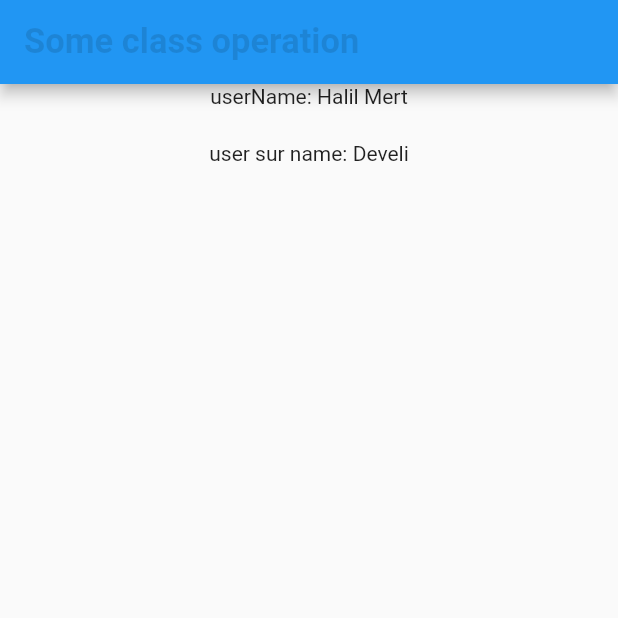
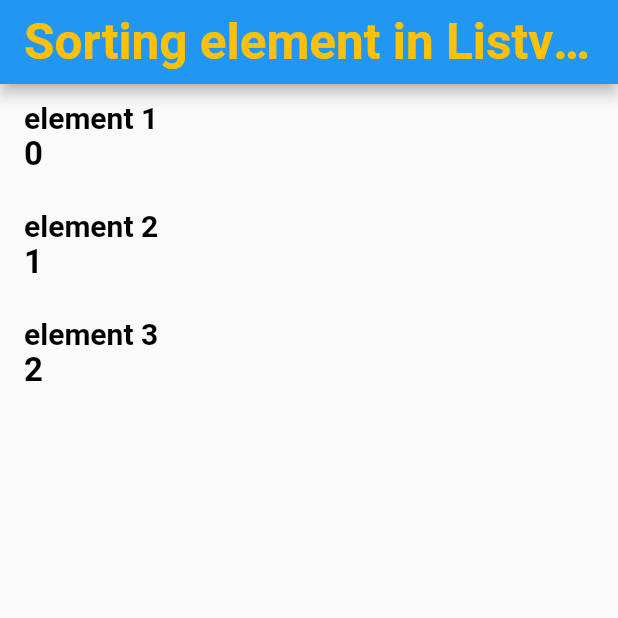
Before and after one commit to HalilMertDeveli/TrySomething, a Flutter app: the screen it shows after launch, on a phone screen of 412 x 824 dp, the top half of it. Run offline on Flutter 3.47's test engine with Material 2 defaults, Android fonts, the phone set to English and light mode, and no system bars.

Commit message:
reversed array in a list or listViewBuilder

```diff
--- a/lib/main.dart
+++ b/lib/main.dart
@@ -11,6 +11,8 @@ void main() {
   );
 }
 
+//
+
 class HomePage extends StatefulWidget {
   final String userName;
   final String userSurName;
@@ -22,29 +24,44 @@ class HomePage extends StatefulWidget {
 }
 
 class _HomePageState extends State<HomePage> {
+  final elementForList = ["element 1", "element 2", "element 3"];
+
   @override
   Widget build(BuildContext context) {
     return Scaffold(
       appBar: AppBar(
         title: const Text(
-          "Some class operation",
+          "Sorting element in Listview builder",
           style: TextStyle(
-            color: Colors.black12,
-            fontWeight: FontWeight.bold,
-            fontSize: 23,
-          ),
-          textAlign: TextAlign.center,
+              color: Colors.amber, fontSize: 33, fontWeight: FontWeight.bold),
         ),
       ),
       body: Column(
         children: [
-          Center(
-            child: Text("userName: ${widget.userName}"),
+          Expanded(
+            child: ListView.builder(
+              itemCount:elementForList.length,
+              itemBuilder: (BuildContext context, int index) {
+                //int reversedIndex = elementForList.length-index -1;
+              return ListTile(
+                title: Text(
+                  elementForList[index].toString(),
+                  style: TextStyle(
+                      color: Colors.black,
+                      fontSize: 20,
+                      fontWeight: FontWeight.bold),
+                ),
+                subtitle: Text(
+                  index.toString(),
+                  style: TextStyle(
+                    color: Colors.black,
+                    fontWeight: FontWeight.bold,
+                    fontSize: 22,
+                  ),
+                ),
+              );
+            }),
           ),
-          SizedBox(
-            height: 22,
-          ),
-          Text("user sur name: ${widget.userSurName}"),
         ],
       ),
     );
```
Also changed, not shown: 1 other file.
